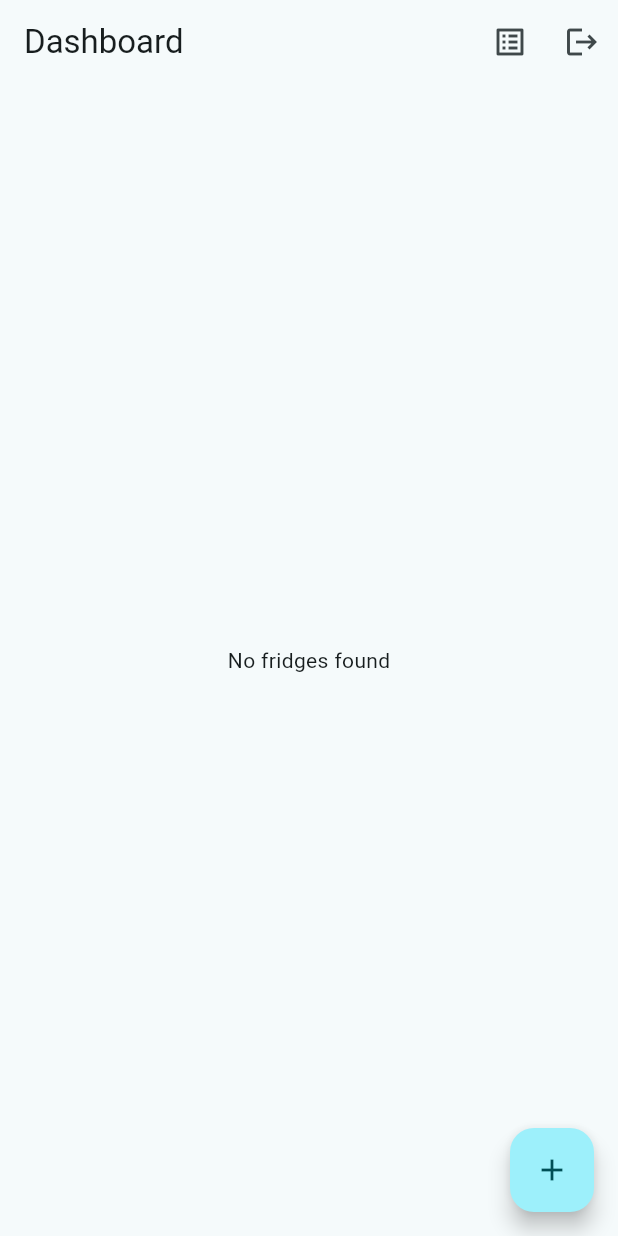
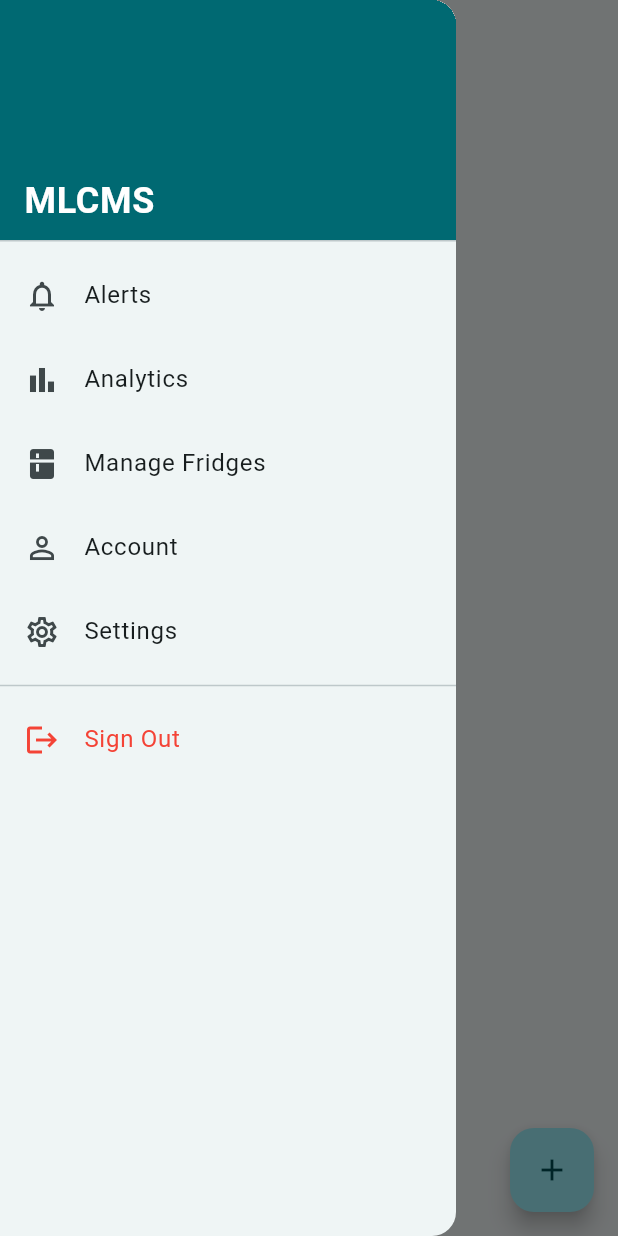
Before and after one commit to takudzwa-k/mlcms_app, a Flutter app: the screen it shows once a user with an empty profile is signed in, with the side drawer open (before the commit the screen has no drawer), on a phone screen of 412 x 824 dp. Run offline on Flutter 3.47's test engine with Material 3 defaults, Android fonts, the phone set to English and light mode, and no system bars; our stand-ins replace firebase_auth, firebase_core, firebase_database; accounts and stored records are empty.

Commit message:
feat: Add account and alerts screens, enhance app settings and theme management

```diff
--- a/lib/main.dart
+++ b/lib/main.dart
@@ -1,9 +1,9 @@
 import 'package:flutter/material.dart';
 import 'package:firebase_core/firebase_core.dart';
 import 'package:firebase_auth/firebase_auth.dart';
-
 import 'firebase_options.dart';
 import 'services/auth_service.dart';
+import 'services/app_settings.dart';
 import 'screens/login_screen.dart';
 import 'screens/dashboard_screen.dart';
 
@@ -15,15 +15,19 @@ void main() async {
 
 class MyApp extends StatelessWidget {
   const MyApp({super.key});
+
   @override
   Widget build(BuildContext context) {
+    // Listens to AppSettings.darkMode — whenever it changes anywhere
+    // in the app, this rebuilds with the new theme automatically.
+    return ValueListenableBuilder<bool>(
+      valueListenable: AppSettings.darkMode,
+      builder: (context, isDark, _) {
         return MaterialApp(
           title: 'MLCMS',
           theme: ThemeData(
             colorScheme: ColorScheme.fromSeed(
-          seedColor: const Color(
-            0xFF00838F,
-          ), // teal — clinical, cold-chain feel
+              seedColor: const Color(0xFF00838F),
               brightness: Brightness.light,
             ),
             useMaterial3: true,
@@ -38,13 +42,29 @@ class MyApp extends StatelessWidget {
               ),
             ),
           ),
+          darkTheme: ThemeData(
+            colorScheme: ColorScheme.fromSeed(
+              seedColor: const Color(0xFF00838F),
+              brightness: Brightness.dark,
+            ),
+            useMaterial3: true,
+            inputDecorationTheme: const InputDecorationTheme(
+              border: OutlineInputBorder(),
+              filled: true,
+            ),
+            elevatedButtonTheme: ElevatedButtonThemeData(
+              style: ElevatedButton.styleFrom(
+                padding: const EdgeInsets.symmetric(vertical: 14),
+                minimumSize: const Size(double.infinity, 48),
+              ),
+            ),
+          ),
+          themeMode: isDark ? ThemeMode.dark : ThemeMode.light,
           home: StreamBuilder<User?>(
             stream: AuthService().authStateChanges,
             builder: (context, snapshot) {
               if (snapshot.connectionState == ConnectionState.waiting) {
-            return const Scaffold(
-              body: Center(child: CircularProgressIndicator()),
-            );
+                return const Scaffold(body: Center(child: CircularProgressIndicator()));
               }
               if (snapshot.hasData) {
                 return const DashboardScreen();
@@ -53,5 +73,7 @@ class MyApp extends StatelessWidget {
             },
           ),
         );
+      },
+    );
   }
 }
--- a/lib/screens/dashboard_screen.dart
+++ b/lib/screens/dashboard_screen.dart
@@ -1,11 +1,9 @@
 import 'package:flutter/material.dart';
-
 import '../services/fridge_service.dart';
-import '../services/auth_service.dart';
 import '../models/fridge.dart';
+import '../widgets/app_drawer.dart';
 import 'fridge_detail_screen.dart';
 import 'add_fridge_screen.dart';
-import 'manage_fridges_screen.dart';
 
 class DashboardScreen extends StatelessWidget {
   const DashboardScreen({super.key});
@@ -17,22 +15,8 @@ class DashboardScreen extends StatelessWidget {
     return Scaffold(
       appBar: AppBar(
         title: const Text('Dashboard'),
-        actions: [
-          IconButton(
-            icon: const Icon(Icons.list_alt),
-            onPressed: () {
-              Navigator.push(
-                context,
-                MaterialPageRoute(builder: (_) => const ManageFridgesScreen()),
-              );
-            },
-          ),
-          IconButton(
-            icon: const Icon(Icons.logout),
-            onPressed: () => AuthService().signOut(),
-          ),
-        ],
       ),
+      drawer: const AppDrawer(),
       body: StreamBuilder<List<Fridge>>(
         stream: fridgeService.fridgesStream,
         builder: (context, snapshot) {
--- /dev/null
+++ b/lib/services/app_settings.dart
@@ -0,0 +1,8 @@
+import 'package:flutter/material.dart';
+
+// A simple app-wide settings holder. ValueNotifier automatically
+// tells any listening widget to rebuild when the value changes.
+class AppSettings {
+  static final ValueNotifier<bool> darkMode = ValueNotifier(false);
+  static final ValueNotifier<bool> useFahrenheit = ValueNotifier(false);
+}
--- /dev/null
+++ b/lib/widgets/app_drawer.dart
@@ -0,0 +1,78 @@
+import 'package:flutter/material.dart';
+import '../services/auth_service.dart';
+import '../screens/manage_fridges_screen.dart';
+import '../screens/analytics_screen.dart';
+import '../screens/alerts_screen.dart';
+import '../screens/settings_screen.dart';
+import '../screens/account_screen.dart';
+
+class AppDrawer extends StatelessWidget {
+  const AppDrawer({super.key});
+
+  @override
+  Widget build(BuildContext context) {
+    return Drawer(
+      child: ListView(
+        padding: EdgeInsets.zero,
+        children: [
+          DrawerHeader(
+            decoration: BoxDecoration(color: Theme.of(context).colorScheme.primary),
+            child: const Align(
+              alignment: Alignment.bottomLeft,
+              child: Text(
+                'MLCMS',
+                style: TextStyle(color: Colors.white, fontSize: 24, fontWeight: FontWeight.bold),
+              ),
+            ),
+          ),
+          ListTile(
+            leading: const Icon(Icons.notifications_outlined),
+            title: const Text('Alerts'),
+            onTap: () {
+              Navigator.pop(context); // close the drawer first
+              Navigator.push(context, MaterialPageRoute(builder: (_) => const AlertsScreen()));
+            },
+          ),
+          ListTile(
+            leading: const Icon(Icons.bar_chart),
+            title: const Text('Analytics'),
+            onTap: () {
+              Navigator.pop(context);
+              Navigator.push(context, MaterialPageRoute(builder: (_) => const AnalyticsScreen()));
+            },
+          ),
+          ListTile(
+            leading: const Icon(Icons.kitchen),
+            title: const Text('Manage Fridges'),
+            onTap: () {
+              Navigator.pop(context);
+              Navigator.push(context, MaterialPageRoute(builder: (_) => const ManageFridgesScreen()));
+            },
+          ),
+          ListTile(
+            leading: const Icon(Icons.person_outline),
+            title: const Text('Account'),
+            onTap: () {
+              Navigator.pop(context);
+              Navigator.push(context, MaterialPageRoute(builder: (_) => const AccountScreen()));
+            },
+          ),
+          ListTile(
+            leading: const Icon(Icons.settings_outlined),
+            title: const Text('Settings'),
+            onTap: () {
+              Navigator.pop(context);
+              Navigator.push(context, MaterialPageRoute(builder: (_) => const SettingsScreen()));
+            },
+          ),
+          const Divider(),
+          ListTile(
+            leading: const Icon(Icons.logout, color: Colors.red),
+            title: const Text('Sign Out', style: TextStyle(color: Colors.red)),
+            onTap: () => AuthService().signOut(),
+          ),
+        ],
+      ),
+    );
+  }
+}
```
Also changed, not shown: lib/screens/account_screen.dart (added, +120 -0 lines), lib/screens/alerts_screen.dart (added, +99 -0 lines), lib/screens/analytics_screen.dart (added, +110 -0 lines), lib/screens/settings_screen.dart (added, +45 -0 lines), lib/services/auth_service.dart (+9 -0 lines). Lines whose indentation alone changed are shown as unchanged.
